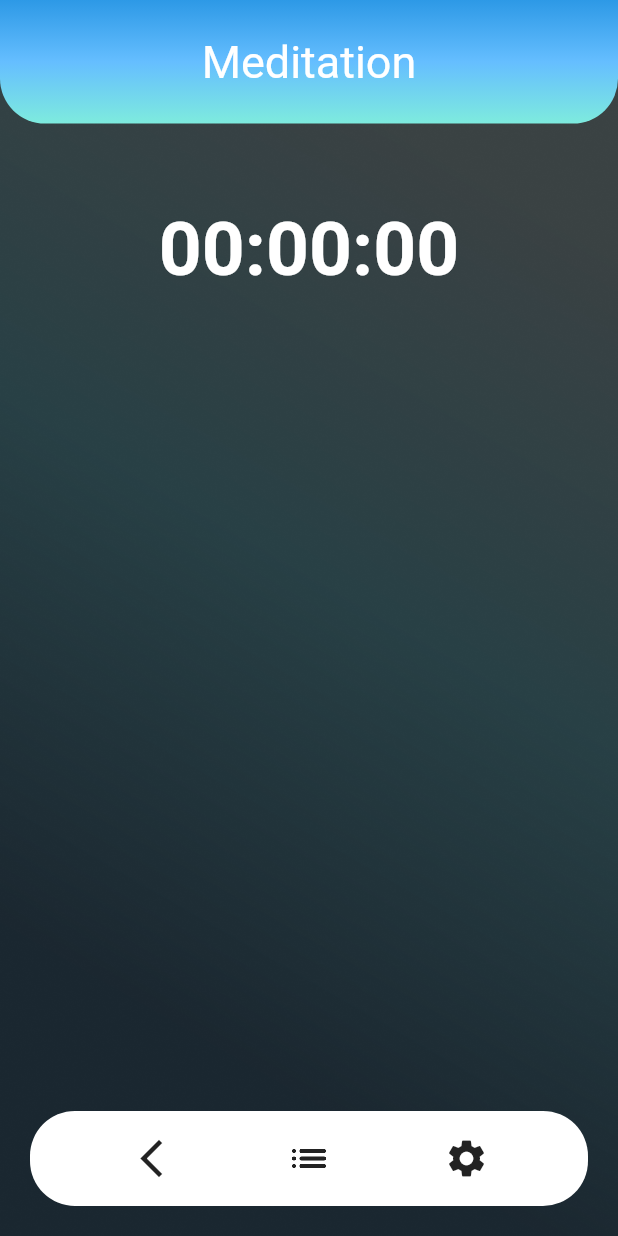
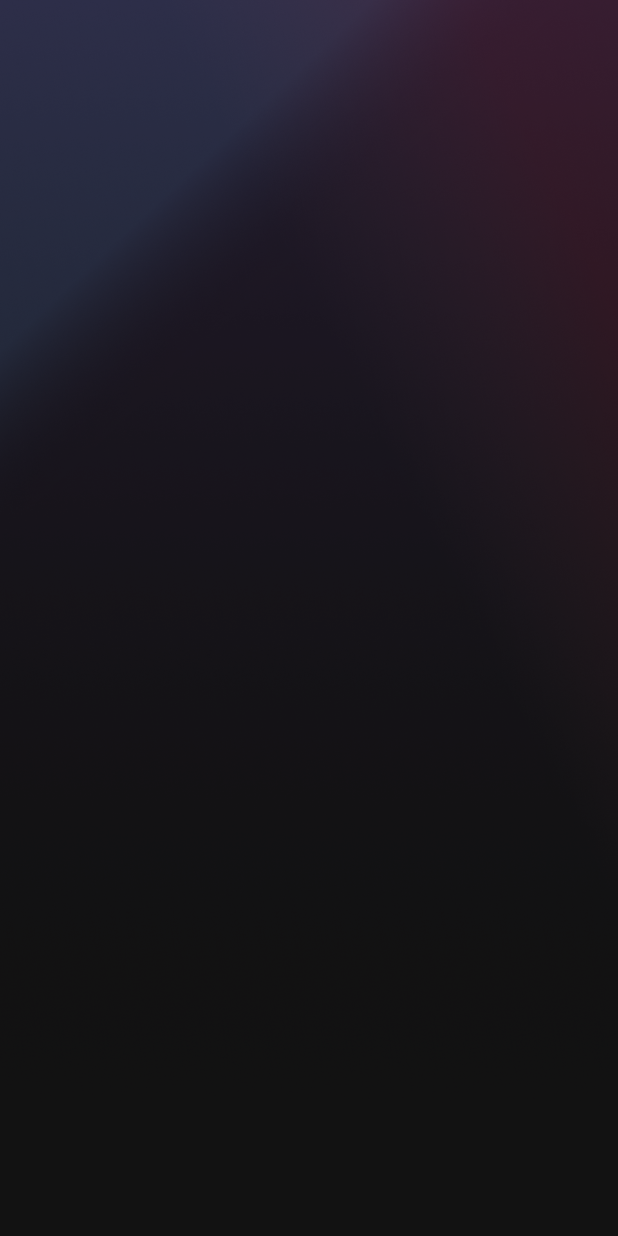
Before and after one commit to Tr1ck4/Music-focus-app, a Flutter app: the screen it shows after launch, on a phone screen of 412 x 824 dp. Run offline on Flutter 3.47's test engine with Material 2 defaults, Android fonts, the phone set to English and light mode, and no system bars.

Commit message:
init Setting screen

```diff
--- /dev/null
+++ b/lib/SettingPage.dart
@@ -0,0 +1,29 @@
+import 'package:flutter/material.dart';
+
+class SettingPage extends StatefulWidget {
+  const SettingPage({super.key});
+
+  @override
+  State<SettingPage> createState() => _SettingPageState();
+}
+
+class _SettingPageState extends State<SettingPage> {
+  @override
+  Widget build(BuildContext context) {
+    return Scaffold(
+      body: SafeArea(
+          child: Stack(
+        children: [
+          Container(
+            decoration: const BoxDecoration(
+              image: DecorationImage(
+                image: AssetImage("assets/Settingpage.png"),
+                fit: BoxFit.cover,
+              ),
+            ),
+          ),
+        ],
+      )),
+    );
+  }
+}
--- a/lib/main.dart
+++ b/lib/main.dart
@@ -1,6 +1,8 @@
+import 'package:cs486/SettingPage.dart';
 import 'package:flutter/material.dart';
 import 'Homepage.dart';
 import 'MeditationPage.dart';
+import 'SettingPage.dart';
 
 void main() {
   runApp(const MyApp());
@@ -18,7 +20,7 @@ class MyApp extends StatelessWidget {
       theme: ThemeData(
         primarySwatch: Colors.blue,
       ),
-      home: const MeditationPage(),
+      home: const SettingPage(),
     );
   }
 }
```
Also changed, not shown: pubspec.yaml (+3 -4 lines), assets/Settingpage.png (added), pubspec.lock.
